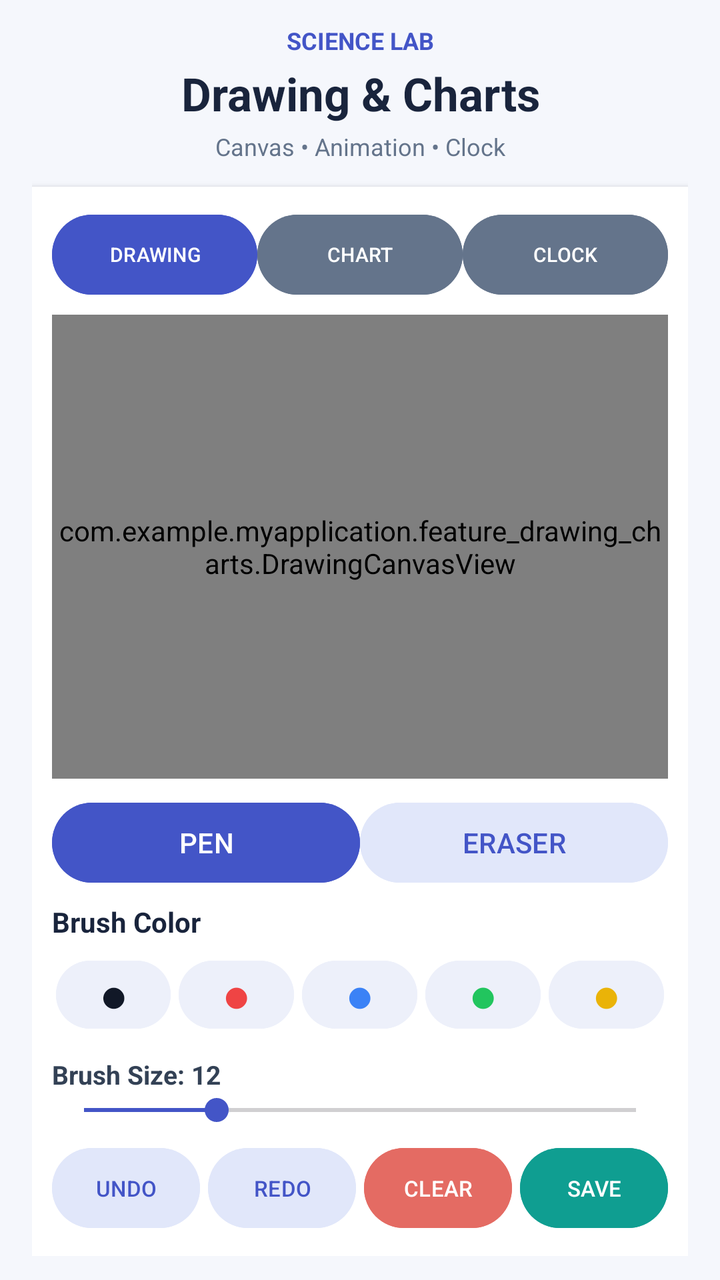
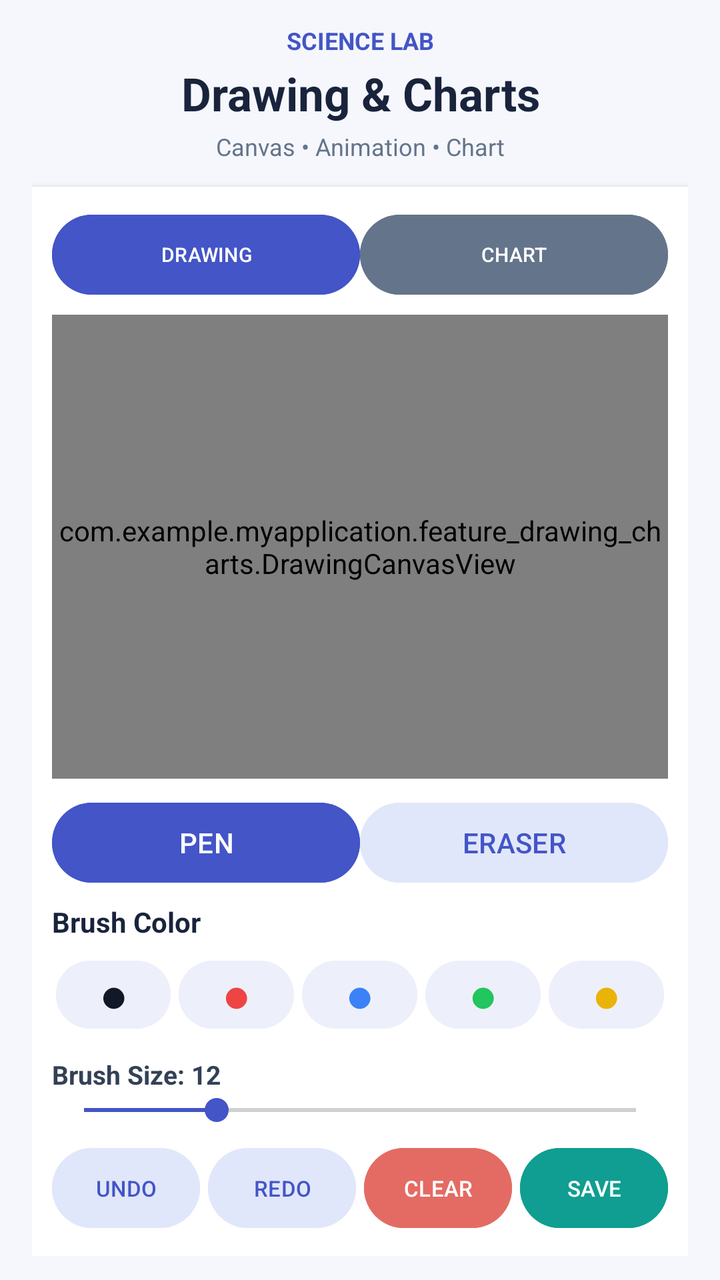

The first picture is an Android layout as it rendered before a commit; the second is the same layout after the commit. The layout source and the unified diff follow.
<!-- AndroidManifest.xml: application theme Theme.MyApplication -->
<!-- res/layout/fragment_drawing.xml -->
<?xml version="1.0" encoding="utf-8"?>
<LinearLayout
    xmlns:android="http://schemas.android.com/apk/res/android"
    android:layout_width="match_parent"
    android:layout_height="match_parent"
    android:orientation="vertical"
    android:background="#F5F7FC"
    android:paddingLeft="16dp"
    android:paddingRight="16dp"
    android:paddingTop="12dp"
    android:paddingBottom="12dp">

    
    <TextView
        android:layout_width="match_parent"
        android:layout_height="wrap_content"
        android:gravity="center"
        android:text="@string/title_science_lab"
        android:textColor="#4355C7"
        android:textSize="12sp"
        android:textStyle="bold"/>

    <TextView
        android:layout_width="match_parent"
        android:layout_height="wrap_content"
        android:layout_marginTop="3dp"
        android:gravity="center"
        android:text="@string/subtitle_drawing_charts"
        android:textColor="#19243C"
        android:textSize="23sp"
        android:textStyle="bold"/>

    <TextView
        android:layout_width="match_parent"
        android:layout_height="wrap_content"
        android:layout_marginTop="3dp"
        android:layout_marginBottom="12dp"
        android:gravity="center"
        android:text="@string/tag_drawing_features"
        android:textColor="#64748B"
        android:textSize="12sp"/>

    
    <LinearLayout
        android:layout_width="match_parent"
        android:layout_height="0dp"
        android:layout_weight="1"
        android:orientation="vertical"
        android:background="#FFFFFF"
        android:padding="10dp"
        android:elevation="2dp">

        
        <LinearLayout
            android:layout_width="match_parent"
            android:layout_height="wrap_content"
            android:orientation="horizontal">

            <Button
                android:id="@+id/btnDrawingMode"
                android:layout_width="0dp"
                android:layout_height="wrap_content"
                android:layout_weight="1"
                android:minWidth="0dp"
                android:text="@string/btn_drawing"
                android:textSize="10sp"
                android:textColor="#FFFFFF"
                android:backgroundTint="#4355C7"/>

            <Button
                android:id="@+id/btnChartMode"
                android:layout_width="0dp"
                android:layout_height="wrap_content"
                android:layout_weight="1"
                android:minWidth="0dp"
                android:text="@string/btn_chart"
                android:textSize="10sp"
                android:textColor="#FFFFFF"
                android:backgroundTint="#64748B"/>

            <Button
                android:id="@+id/btnClockMode"
                android:layout_width="0dp"
                android:layout_height="wrap_content"
                android:layout_weight="1"
                android:minWidth="0dp"
                android:text="@string/btn_clock"
                android:textSize="10sp"
                android:textColor="#FFFFFF"
                android:backgroundTint="#64748B"/>

        </LinearLayout>

        
        <FrameLayout
            android:layout_width="match_parent"
            android:layout_height="0dp"
            android:layout_weight="1"
            android:layout_marginTop="6dp"
            android:layout_marginBottom="8dp"
            android:background="#F9FAFC"
            android:clipChildren="true"
            android:clipToPadding="true">

            <com.example.myapplication.feature_drawing_charts.DrawingCanvasView
                android:id="@+id/drawingCanvas"
                android:layout_width="match_parent"
                android:layout_height="match_parent"
                android:background="#FFFFFF"/>

            <com.example.myapplication.feature_drawing_charts.DynamicChartView
                android:id="@+id/dynamicChart"
                android:layout_width="match_parent"
                android:layout_height="match_parent"
                android:background="#FFFFFF"
                android:visibility="gone"/>

            <com.example.myapplication.feature_drawing_charts.AnalogClockView
                android:id="@+id/analogClock"
                android:layout_width="match_parent"
                android:layout_height="match_parent"
                android:background="#FFFFFF"
                android:visibility="gone"/>

        </FrameLayout>

        
        <LinearLayout
            android:id="@+id/drawingControls"
            android:layout_width="match_parent"
            android:layout_height="wrap_content"
            android:orientation="vertical">

            
            <LinearLayout
                android:layout_width="match_parent"
                android:layout_height="wrap_content"
                android:orientation="horizontal">

                <Button
                    android:id="@+id/btnPen"
                    android:layout_width="0dp"
                    android:layout_height="wrap_content"
                    android:layout_weight="1"
                    android:minWidth="0dp"
                    android:text="@string/btn_pen"
                    android:textColor="#FFFFFF"
                    android:backgroundTint="#4355C7"/>

                <Button
                    android:id="@+id/btnEraser"
                    android:layout_width="0dp"
                    android:layout_height="wrap_content"
                    android:layout_weight="1"
                    android:minWidth="0dp"
                    android:text="@string/btn_eraser"
                    android:textColor="#4355C7"
                    android:backgroundTint="#E1E7FA"/>

            </LinearLayout>

            
            <TextView
                android:layout_width="match_parent"
                android:layout_height="wrap_content"
                android:layout_marginTop="6dp"
                android:layout_marginBottom="4dp"
                android:text="@string/lbl_brush_color"
                android:textColor="#19243C"
                android:textSize="14sp"
                android:textStyle="bold"/>

            <LinearLayout
                android:layout_width="match_parent"
                android:layout_height="wrap_content"
                android:orientation="horizontal"
                android:gravity="center">

                <Button
                    android:id="@+id/btnBlack"
                    android:layout_width="0dp"
                    android:layout_height="42dp"
                    android:layout_weight="1"
                    android:minWidth="0dp"
                    android:layout_margin="2dp"
                    android:padding="0dp"
                    android:text="●"
                    android:textSize="24sp"
                    android:textColor="#111827"
                    android:backgroundTint="#EDF0FA"
                    android:contentDescription="@string/desc_black_brush"/>

                <Button
                    android:id="@+id/btnRed"
                    android:layout_width="0dp"
                    android:layout_height="42dp"
                    android:layout_weight="1"
                    android:minWidth="0dp"
                    android:layout_margin="2dp"
                    android:padding="0dp"
                    android:text="●"
                    android:textSize="24sp"
                    android:textColor="#EF4444"
                    android:backgroundTint="#EDF0FA"
                    android:contentDescription="@string/desc_red_brush"/>

                <Button
                    android:id="@+id/btnBlue"
                    android:layout_width="0dp"
                    android:layout_height="42dp"
                    android:layout_weight="1"
                    android:minWidth="0dp"
                    android:layout_margin="2dp"
                    android:padding="0dp"
                    android:text="●"
                    android:textSize="24sp"
                    android:textColor="#3B82F6"
                    android:backgroundTint="#EDF0FA"
                    android:contentDescription="@string/desc_blue_brush"/>

                <Button
                    android:id="@+id/btnGreen"
                    android:layout_width="0dp"
                    android:layout_height="42dp"
                    android:layout_weight="1"
                    android:minWidth="0dp"
                    android:layout_margin="2dp"
                    android:padding="0dp"
                    android:text="●"
                    android:textSize="24sp"
                    android:textColor="#22C55E"
                    android:backgroundTint="#EDF0FA"
                    android:contentDescription="@string/desc_green_brush"/>

                <Button
                    android:id="@+id/btnYellow"
                    android:layout_width="0dp"
                    android:layout_height="42dp"
                    android:layout_weight="1"
                    android:minWidth="0dp"
                    android:layout_margin="2dp"
                    android:padding="0dp"
                    android:text="●"
                    android:textSize="24sp"
                    android:textColor="#EAB308"
                    android:backgroundTint="#EDF0FA"
                    android:contentDescription="@string/desc_yellow_brush"/>

            </LinearLayout>

            
            <TextView
                android:id="@+id/txtBrushSize"
                android:layout_width="match_parent"
                android:layout_height="wrap_content"
                android:layout_marginTop="8dp"
                android:text="@string/lbl_brush_size_default"
                android:textColor="#334155"
                android:textSize="13sp"
                android:textStyle="bold"/>

            <SeekBar
                android:id="@+id/seekBrushSize"
                android:layout_width="match_parent"
                android:layout_height="wrap_content"
                android:max="50"
                android:progress="12"
                android:progressTint="#4355C7"
                android:thumbTint="#4355C7"/>

            
            <LinearLayout
                android:layout_width="match_parent"
                android:layout_height="wrap_content"
                android:orientation="horizontal"
                android:layout_marginTop="6dp">

                <Button
                    android:id="@+id/btnUndo"
                    android:layout_width="0dp"
                    android:layout_height="wrap_content"
                    android:layout_weight="1"
                    android:layout_marginEnd="4dp"
                    android:minWidth="0dp"
                    android:paddingLeft="0dp"
                    android:paddingRight="0dp"
                    android:text="@string/btn_undo"
                    android:textSize="11sp"
                    android:textColor="#4355C7"
                    android:backgroundTint="#E1E7FA"/>

                <Button
                    android:id="@+id/btnRedo"
                    android:layout_width="0dp"
                    android:layout_height="wrap_content"
                    android:layout_weight="1"
                    android:layout_marginEnd="4dp"
                    android:minWidth="0dp"
                    android:paddingLeft="0dp"
                    android:paddingRight="0dp"
                    android:text="@string/btn_redo"
                    android:textSize="11sp"
                    android:textColor="#4355C7"
                    android:backgroundTint="#E1E7FA"/>

                <Button
                    android:id="@+id/btnClear"
                    android:layout_width="0dp"
                    android:layout_height="wrap_content"
                    android:layout_weight="1"
                    android:layout_marginEnd="4dp"
                    android:minWidth="0dp"
                    android:paddingLeft="0dp"
                    android:paddingRight="0dp"
                    android:text="@string/btn_clear"
                    android:textSize="11sp"
                    android:textColor="#FFFFFF"
                    android:backgroundTint="#E46B63"/>

                <Button
                    android:id="@+id/btnSave"
                    android:layout_width="0dp"
                    android:layout_height="wrap_content"
                    android:layout_weight="1"
                    android:minWidth="0dp"
                    android:paddingLeft="0dp"
                    android:paddingRight="0dp"
                    android:text="@string/btn_save"
                    android:textSize="11sp"
                    android:textColor="#FFFFFF"
                    android:backgroundTint="#0F9E91"/>

            </LinearLayout>

        </LinearLayout>

        
        <LinearLayout
            android:id="@+id/chartControls"
            android:layout_width="match_parent"
            android:layout_height="wrap_content"
            android:orientation="horizontal"
            android:visibility="gone">

            <Button
                android:id="@+id/btnStartChart"
                android:layout_width="0dp"
                android:layout_height="wrap_content"
                android:layout_weight="1"
                android:minWidth="0dp"
                android:text="@string/btn_start"
                android:textSize="11sp"
                android:textColor="#FFFFFF"
                android:backgroundTint="#4355C7"/>

            <Button
                android:id="@+id/btnPauseChart"
                android:layout_width="0dp"
                android:layout_height="wrap_content"
                android:layout_weight="1"
                android:minWidth="0dp"
                android:text="@string/btn_pause"
                android:textSize="11sp"
                android:textColor="#FFFFFF"
                android:backgroundTint="#64748B"/>

            <Button
                android:id="@+id/btnResetChart"
                android:layout_width="0dp"
                android:layout_height="wrap_content"
                android:layout_weight="1"
                android:minWidth="0dp"
                android:text="@string/btn_reset"
                android:textSize="11sp"
                android:textColor="#FFFFFF"
                android:backgroundTint="#0F9E91"/>

        </LinearLayout>

    </LinearLayout>

</LinearLayout>
<!-- resources referenced by this layout -->
<resources>
  <string name="btn_chart">CHART</string>
  <string name="btn_clear">CLEAR</string>
  <string name="btn_clock">CLOCK</string>
  <string name="btn_drawing">DRAWING</string>
  <string name="btn_eraser">ERASER</string>
  <string name="btn_pause">PAUSE</string>
  <string name="btn_pen">PEN</string>
  <string name="btn_redo">REDO</string>
  <string name="btn_reset">RESET</string>
  <string name="btn_save">SAVE</string>
  <string name="btn_start">START</string>
  <string name="btn_undo">UNDO</string>
  <string name="desc_black_brush">Black brush</string>
  <string name="desc_blue_brush">Blue brush</string>
  <string name="desc_green_brush">Green brush</string>
  <string name="desc_red_brush">Red brush</string>
  <string name="desc_yellow_brush">Yellow brush</string>
  <string name="lbl_brush_color">Brush Color</string>
  <string name="lbl_brush_size_default">Brush Size: 12</string>
  <string name="subtitle_drawing_charts">Drawing &amp; Charts</string>
  <string name="tag_drawing_features">Canvas  •  Animation  •  Clock</string>
  <string name="title_science_lab">SCIENCE LAB</string>
  <style name="Theme.MyApplication" parent="Base.Theme.MyApplication" />
  <style name="Base.Theme.MyApplication" parent="Theme.Material3.DayNight.NoActionBar">
          
          
      </style>
</resources>

<!-- the commit's change to res/layout/fragment_drawing.xml (unified diff, before → after) -->
@@ -78,17 +78,6 @@
                 android:textColor="#FFFFFF"
                 android:backgroundTint="#64748B"/>
 
-            <Button
-                android:id="@+id/btnClockMode"
-                android:layout_width="0dp"
-                android:layout_height="wrap_content"
-                android:layout_weight="1"
-                android:minWidth="0dp"
-                android:text="@string/btn_clock"
-                android:textSize="10sp"
-                android:textColor="#FFFFFF"
-                android:backgroundTint="#64748B"/>
-
         </LinearLayout>
 
         
@@ -115,13 +104,6 @@
                 android:background="#FFFFFF"
                 android:visibility="gone"/>
 
-            <com.example.myapplication.feature_drawing_charts.AnalogClockView
-                android:id="@+id/analogClock"
-                android:layout_width="match_parent"
-                android:layout_height="match_parent"
-                android:background="#FFFFFF"
-                android:visibility="gone"/>
-
         </FrameLayout>
 
         
<!-- resource entries referenced after the edit -->
@@ -2,7 +2,6 @@
 <resources>
   <string name="btn_chart">CHART</string>
   <string name="btn_clear">CLEAR</string>
-  <string name="btn_clock">CLOCK</string>
   <string name="btn_drawing">DRAWING</string>
   <string name="btn_eraser">ERASER</string>
   <string name="btn_pause">PAUSE</string>
@@ -20,7 +19,7 @@
   <string name="lbl_brush_color">Brush Color</string>
   <string name="lbl_brush_size_default">Brush Size: 12</string>
   <string name="subtitle_drawing_charts">Drawing &amp; Charts</string>
-  <string name="tag_drawing_features">Canvas  •  Animation  •  Clock</string>
+  <string name="tag_drawing_features">Canvas  •  Animation  •  Chart</string>
   <string name="title_science_lab">SCIENCE LAB</string>
   <style name="Theme.MyApplication" parent="Base.Theme.MyApplication" />
   <style name="Base.Theme.MyApplication" parent="Theme.Material3.DayNight.NoActionBar">
